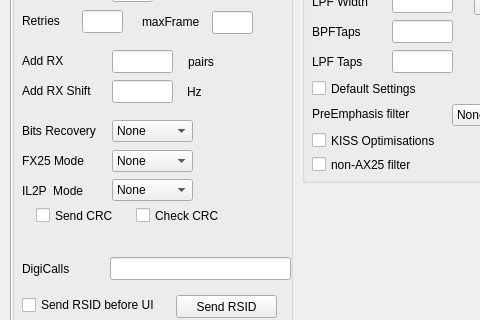
Above: ModemDialog.ui from gm5dna/qtsoundmodem-macos-port before the change; both pictures show x 0 to 480 and y 162 to 482 of the 597 by 637 pixel window. Below: the same form after it.
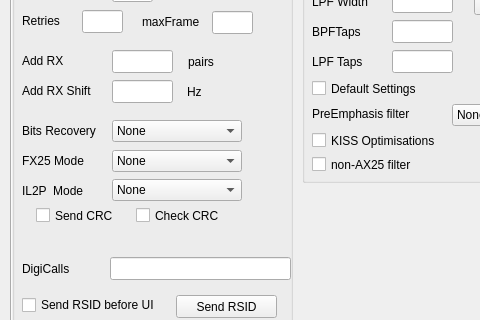
That is the form after the change.

Commit message:
UI: widen modem-option combo boxes so labels aren't clipped
Per-channel tabs A-D: recoverBit, fx25Mode, IL2PMode combos
were 69-81 px wide which clipped "RX Only" / "RX+TX" / "Single"
on macOS. Bump width to 130 px so the full text shows.

What changed in the file:
```diff
--- a/ModemDialog.ui
+++ b/ModemDialog.ui
@@ -110,7 +110,7 @@
          <rect>
           <x>100</x>
           <y>221</y>
-          <width>81</width>
+          <width>130</width>
           <height>22</height>
          </rect>
         </property>
@@ -247,7 +247,7 @@
          <rect>
           <x>100</x>
           <y>251</y>
-          <width>81</width>
+          <width>130</width>
           <height>22</height>
          </rect>
         </property>
@@ -409,7 +409,7 @@
          <rect>
           <x>100</x>
           <y>280</y>
-          <width>81</width>
+          <width>130</width>
           <height>22</height>
          </rect>
         </property>
```
Left out of the diff: 18 changed lines with no effect on the pictures.
